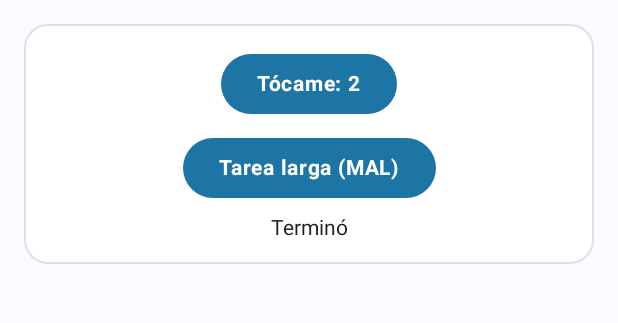
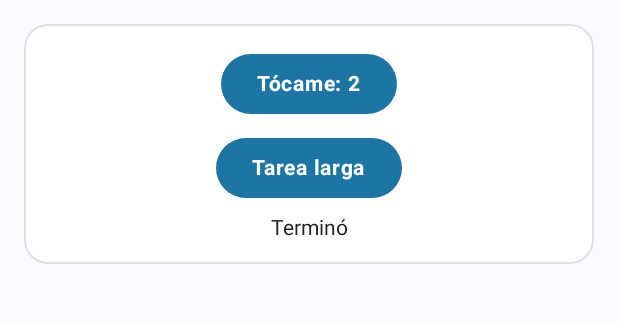
Before and after one commit to angieio/CentroTareas, an Android app built with Jetpack Compose: the screen it shows after launch (MainActivity), after a tap on an icon or button, on a phone screen of 412 x 824 dp, the part 96-419 px from its top. Run offline under Robolectric (Android 15) with nearby library versions, the phone set to English and light mode, and no system bars; 2 other taps on this screen came first.

Commit message:
fix(hilos): mueve la tarea larga a una corrutina con withContext

```diff
--- a/app/src/main/java/com/tecsup/centrotareas/ui/PantallaTareas.kt
+++ b/app/src/main/java/com/tecsup/centrotareas/ui/PantallaTareas.kt
@@ -85,9 +85,9 @@ fun PantallaTareas(
                     }
 
                     Button(
-                        onClick = { viewModel.tareaLargaMala() }
+                        onClick = { viewModel.tareaLarga() }
                     ) {
-                        Text("Tarea larga (MAL)")
+                        Text("Tarea larga")
                     }
                     Text(
                         text = mensaje,
--- a/app/src/main/java/com/tecsup/centrotareas/viewmodel/TareasViewModel.kt
+++ b/app/src/main/java/com/tecsup/centrotareas/viewmodel/TareasViewModel.kt
@@ -1,24 +1,50 @@
 package com.tecsup.centrotareas.viewmodel
 
+import android.util.Log
 import androidx.lifecycle.ViewModel
+import androidx.lifecycle.viewModelScope
 import com.tecsup.centrotareas.data.TareasRepository
 import com.tecsup.centrotareas.model.CargaUi
 import com.tecsup.centrotareas.model.PrimosUi
+import kotlinx.coroutines.Dispatchers
 import kotlinx.coroutines.flow.MutableStateFlow
 import kotlinx.coroutines.flow.StateFlow
 import kotlinx.coroutines.flow.asStateFlow
+import kotlinx.coroutines.launch
+import kotlinx.coroutines.withContext
+import kotlinx.coroutines.delay
 
 class TareasViewModel(private val repo: TareasRepository) : ViewModel() {
     // ----- Tarea con progreso (pasos 1 a 4)
     private val _mensaje = MutableStateFlow("Listo")
     val mensaje: StateFlow<String> = _mensaje.asStateFlow()
 
-    fun tareaLargaMala() {
-        _mensaje.value = "Trabajando..."
-        Thread.sleep(4000)
-        _mensaje.value = "Terminó"
+    fun tareaLarga() {
+        viewModelScope.launch {
+            _mensaje.value = "Trabajando..."
+
+            Log.d(
+                "HILO",
+                "Antes: ${Thread.currentThread().name}"
+            )
+
+            withContext(Dispatchers.Default) {
+                Log.d(
+                    "HILO",
+                    "Dentro: ${Thread.currentThread().name}"
+                )
+
+                delay(4000)
+            }
+
+            Log.d(
+                "HILO",
+                "Despues: ${Thread.currentThread().name}"
+            )
+
+            _mensaje.value = "Terminó"
+        }
     }
-// TODO Paso 2: fun tareaLarga()
 // TODO Paso 3: progreso
 // TODO Paso 4: trabajo (Job), corriendo y cancelar()
 // ----- Contar primos (paso 5)
```
